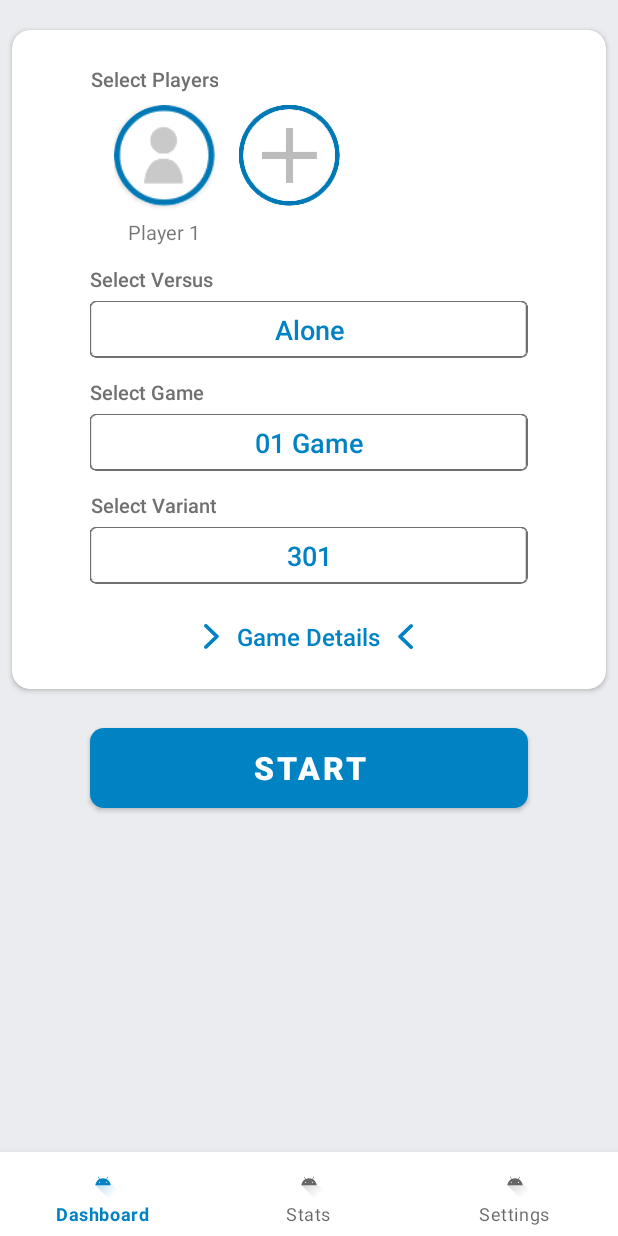
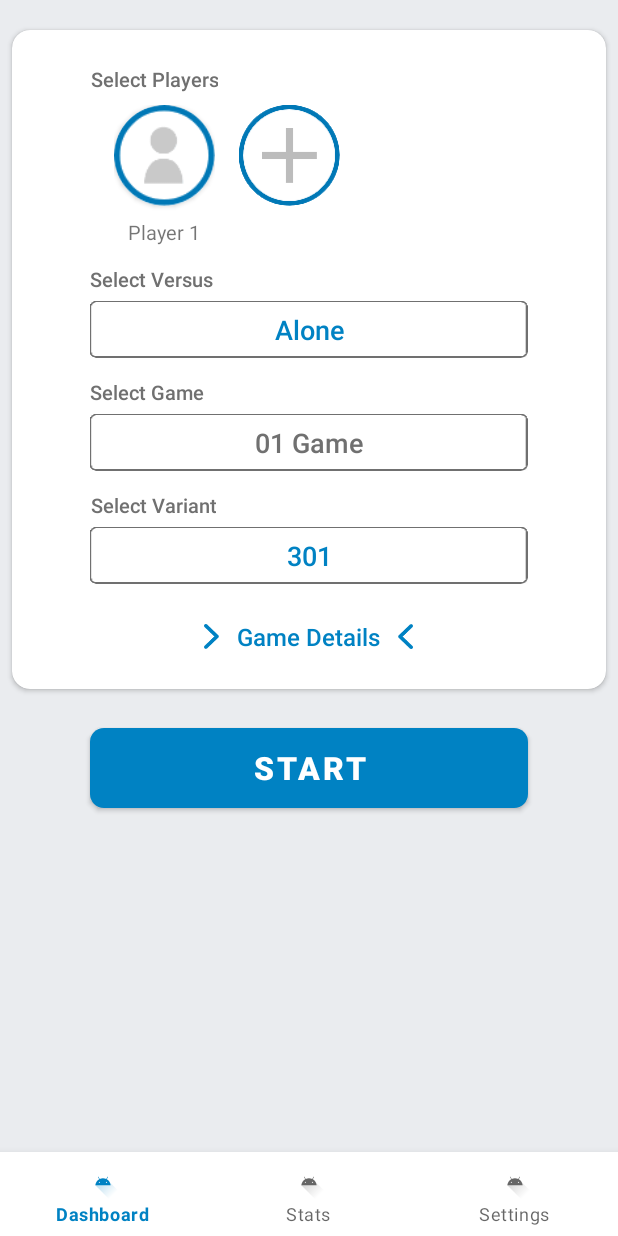
Before and after one commit to SebSelva/Dkt-Canaveral, an Android app: the screen it shows after launch (MainActivity), on a phone screen of 412 x 824 dp. Run offline under Robolectric (Android 15) with nearby library versions, the phone set to English and light mode, and no system bars; our stand-ins replace Room's generated code, Timber, data binding, navigation-ui.

Commit message:
SelectGame_Variant - disable spinner if only one item

```diff
--- a/app/src/main/java/com/decathlon/canaveral/dashboard/DashboardFragment.kt
+++ b/app/src/main/java/com/decathlon/canaveral/dashboard/DashboardFragment.kt
@@ -10,6 +10,7 @@ import android.widget.ArrayAdapter
 import android.widget.AutoCompleteTextView
 import android.widget.Button
 import android.widget.Toast
+import androidx.appcompat.content.res.AppCompatResources
 import androidx.appcompat.widget.AppCompatTextView
 import androidx.lifecycle.Observer
 import androidx.navigation.Navigation
@@ -65,6 +66,12 @@ class DashboardFragment : Fragment() {
                 gameField.showDropDown()
                 true
             }
+            if (gameType.size == 1) {
+                gameField?.apply {
+                    gameField.setTextColor(AppCompatResources.getColorStateList(context, R.color.grey_dark))
+                    gameField.isEnabled = false
+                }
+            }
 
             // Game Variant selection
             val gameVariant = resources.getStringArray(R.array.zero_game_type_array)
```
